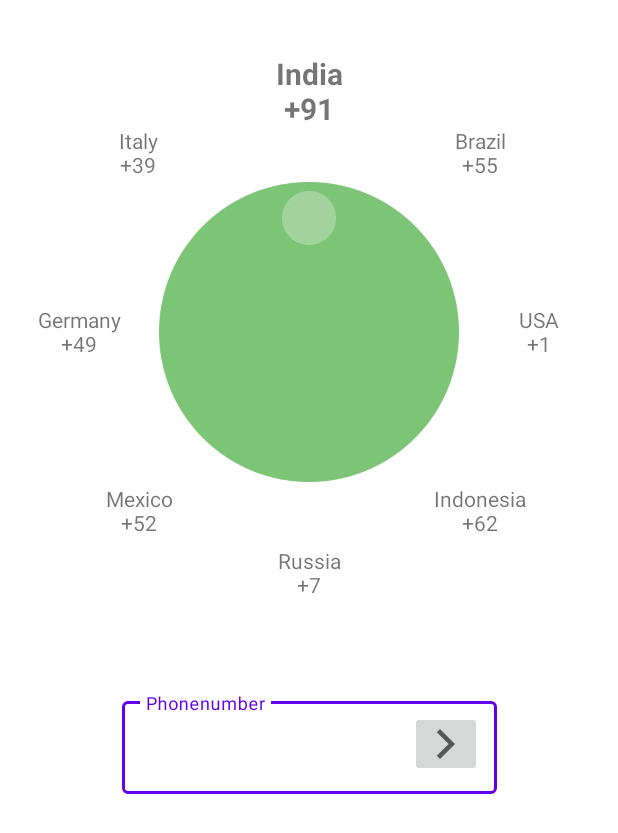
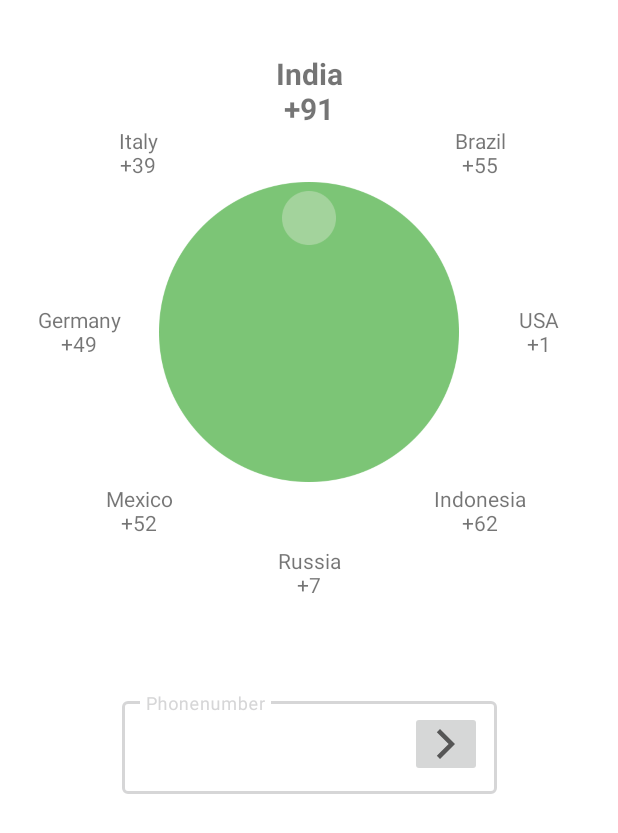
Before and after one commit to supersu-man/why-save, an Android app: the screen it shows after launch (MainActivity), on a phone screen of 412 x 824 dp. Shown: the top 833 px of the screen. Run offline under Robolectric (Android 15) with nearby library versions, the phone set to English and light mode, and no system bars.

Commit message:
Update themes.xml

```diff
--- a/app/src/main/res/values/themes.xml
+++ b/app/src/main/res/values/themes.xml
@@ -2,8 +2,8 @@
     <!-- Base application theme. -->
     <style name="Theme.WhySave" parent="Theme.MaterialComponents.DayNight.NoActionBar">
         <!-- Primary brand color. -->
-        <item name="colorPrimary">@color/purple_500</item>
-        <item name="colorPrimaryVariant">@color/purple_700</item>
+        <item name="colorPrimary">@color/green</item>
+        <item name="colorPrimaryVariant">@color/green</item>
         <item name="colorOnPrimary">@color/white</item>
         <!-- Secondary brand color. -->
         <item name="colorSecondary">@color/teal_200</item>
```
